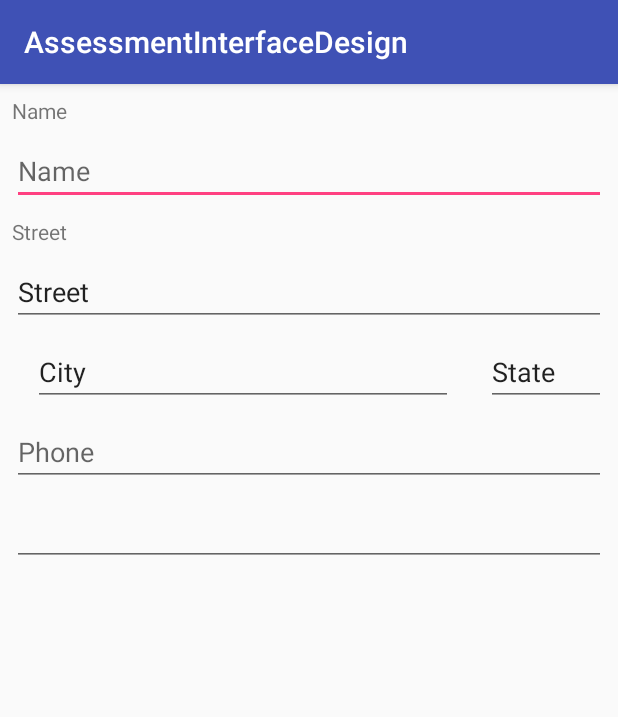
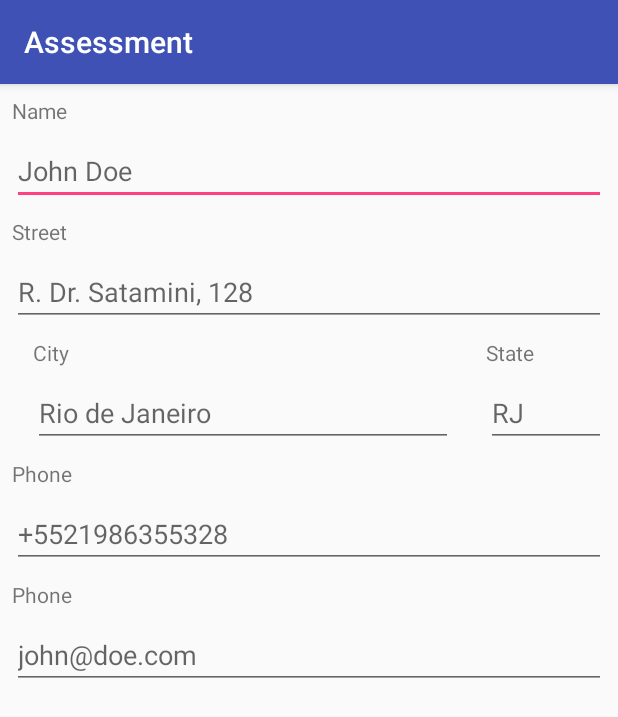
Before and after one commit to munirwanis/assessment-interface-design, an Android app: the screen it shows after launch (MainActivity), on a phone screen of 412 x 824 dp. Shown: the top 717 px of the screen. Run offline under Robolectric (Android 15) with nearby library versions, the phone set to English and light mode, and no system bars.

Commit message:
Finishes implementing form layout

```diff
--- a/app/src/main/res/layout/activity_main.xml
+++ b/app/src/main/res/layout/activity_main.xml
@@ -28,7 +28,7 @@
         android:contentDescription="@string/nameDescriptionEditText"
         android:ems="10"
         android:inputType="textPersonName"
-        android:hint="@string/nameEditText"
+        android:hint="@string/nameEditTextHint"
         app:layout_constraintLeft_toLeftOf="parent"
         app:layout_constraintRight_toRightOf="parent"
         app:layout_constraintTop_toBottomOf="@+id/nameTextView"
@@ -37,7 +37,7 @@
 
     <TextView
         android:id="@+id/streetTextView"
-        android:layout_width="match_parent"
+        android:layout_width="0dp"
         android:layout_height="wrap_content"
         android:layout_marginTop="8dp"
         android:text="@string/streetTextView"
@@ -59,10 +59,24 @@
         android:contentDescription="@string/streetEditText"
         android:ems="10"
         android:inputType="text"
-        android:text="@string/streetEditText"
+        android:hint="@string/streetEditTextHint"
         app:layout_constraintLeft_toLeftOf="parent"
         app:layout_constraintRight_toRightOf="parent"
         app:layout_constraintTop_toBottomOf="@+id/streetTextView" />
+
+    <TextView
+        android:id="@+id/cityTextView"
+        android:layout_width="280dp"
+        android:layout_height="wrap_content"
+        android:layout_marginEnd="8dp"
+        android:layout_marginLeft="8dp"
+        android:layout_marginRight="8dp"
+        android:layout_marginStart="8dp"
+        android:layout_marginTop="8dp"
+        android:text="@string/cityTextView"
+        app:layout_constraintLeft_toLeftOf="parent"
+        app:layout_constraintRight_toLeftOf="@+id/stateTextView"
+        app:layout_constraintTop_toBottomOf="@+id/streetEditText" />
 
     <EditText
         android:id="@+id/cityEditText"
@@ -76,23 +90,45 @@
         android:contentDescription="@string/cityEditText"
         android:ems="10"
         android:inputType="text"
-        android:text="@string/cityEditText"
+        android:hint="@string/cityEditTextHint"
         app:layout_constraintLeft_toLeftOf="parent"
         app:layout_constraintRight_toLeftOf="@+id/stateEditText"
-        app:layout_constraintTop_toBottomOf="@+id/streetEditText" />
+        app:layout_constraintTop_toBottomOf="@+id/cityTextView" />
+
+    <TextView
+        android:id="@+id/stateTextView"
+        android:layout_width="80dp"
+        android:layout_height="wrap_content"
+        android:layout_marginTop="8dp"
+        android:text="@string/stateTextView"
+        app:layout_constraintRight_toRightOf="parent"
+        app:layout_constraintTop_toBottomOf="@+id/streetEditText"
+        android:layout_marginEnd="8dp" />
 
     <EditText
         android:id="@+id/stateEditText"
         android:layout_width="80dp"
         android:layout_height="wrap_content"
         android:contentDescription="@string/stateEditText"
+        android:hint="@string/stateEditTextHint"
+        android:maxLength="2"
         android:ems="10"
-        android:inputType="textPersonName"
-        android:text="@string/stateEditText"
+        android:inputType="textCapCharacters"
         android:layout_marginTop="8dp"
-        app:layout_constraintTop_toBottomOf="@+id/streetEditText"
-        android:layout_marginRight="8dp"
+        app:layout_constraintTop_toBottomOf="@+id/stateTextView"
         app:layout_constraintRight_toRightOf="parent"
+        android:layout_marginEnd="8dp" />
+
+    <TextView
+        android:id="@+id/phoneTextView"
+        android:layout_width="0dp"
+        android:layout_height="wrap_content"
+        android:layout_marginTop="8dp"
+        android:text="@string/phoneTextView"
+        app:layout_constraintLeft_toLeftOf="parent"
+        app:layout_constraintRight_toRightOf="parent"
+        app:layout_constraintTop_toBottomOf="@+id/cityEditText"
+        android:layout_marginStart="8dp"
         android:layout_marginEnd="8dp" />
 
     <EditText
@@ -103,12 +139,24 @@
         android:layout_marginRight="8dp"
         android:layout_marginTop="8dp"
         android:contentDescription="@string/phoneEditText"
-        android:hint="@string/phoneEditText"
+        android:hint="@string/phoneEditTextHint"
         android:ems="10"
         android:inputType="phone"
         app:layout_constraintLeft_toLeftOf="parent"
         app:layout_constraintRight_toRightOf="parent"
-        app:layout_constraintTop_toBottomOf="@+id/cityEditText"
+        app:layout_constraintTop_toBottomOf="@+id/phoneTextView"
+        android:layout_marginStart="8dp"
+        android:layout_marginEnd="8dp" />
+
+    <TextView
+        android:id="@+id/emailTextView"
+        android:layout_width="0dp"
+        android:layout_height="wrap_content"
+        android:layout_marginTop="8dp"
+        android:text="@string/phoneTextView"
+        app:layout_constraintLeft_toLeftOf="parent"
+        app:layout_constraintRight_toRightOf="parent"
+        app:layout_constraintTop_toBottomOf="@+id/phoneEditText"
         android:layout_marginStart="8dp"
         android:layout_marginEnd="8dp" />
 
@@ -120,11 +168,12 @@
         android:layout_marginRight="8dp"
         android:layout_marginTop="8dp"
         android:contentDescription="@string/emailEditText"
+        android:hint="@string/emailEditTextHint"
         android:ems="10"
         android:inputType="textEmailAddress"
         app:layout_constraintLeft_toLeftOf="parent"
         app:layout_constraintRight_toRightOf="parent"
-        app:layout_constraintTop_toBottomOf="@+id/phoneEditText"
+        app:layout_constraintTop_toBottomOf="@+id/emailTextView"
         android:layout_marginStart="8dp"
         android:layout_marginEnd="8dp" />
 
--- a/app/src/main/res/values/strings.xml
+++ b/app/src/main/res/values/strings.xml
@@ -1,6 +1,6 @@
 <resources>
-    <string name="app_name">AssessmentInterfaceDesign</string>
-    <string name="nameEditText">Name</string>
+    <string name="app_name">Assessment</string>
+    <string name="nameEditTextHint">John Doe</string>
     <string name="cityEditText">City</string>
     <string name="streetEditText">Street</string>
     <string name="stateEditText">State</string>
@@ -9,4 +9,12 @@
     <string name="nameTextView">Name</string>
     <string name="nameDescriptionEditText">The user name</string>
     <string name="streetTextView">Street</string>
+    <string name="cityTextView">City</string>
+    <string name="stateTextView">State</string>
+    <string name="phoneTextView">Phone</string>
+    <string name="emailEditTextHint">john@doe.com</string>
+    <string name="phoneEditTextHint">+5521986355328</string>
+    <string name="stateEditTextHint">RJ</string>
+    <string name="cityEditTextHint">Rio de Janeiro</string>
+    <string name="streetEditTextHint">R. Dr. Satamini, 128</string>
 </resources>
```
